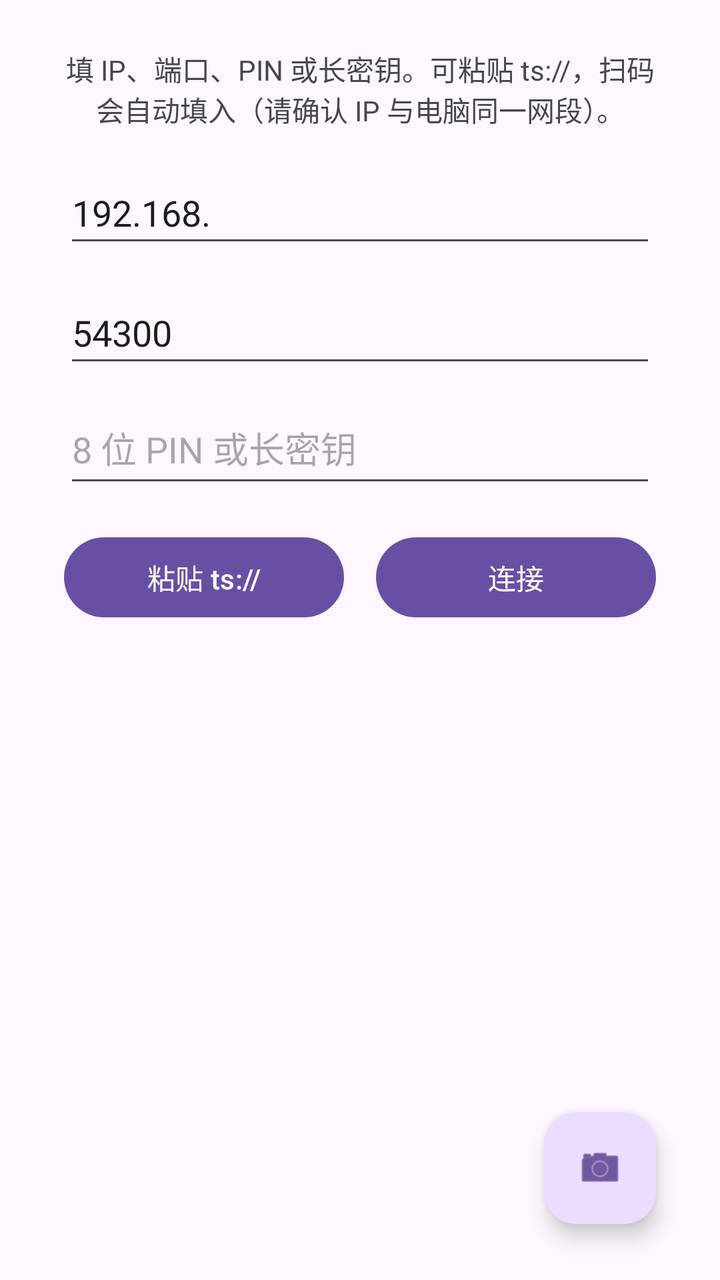
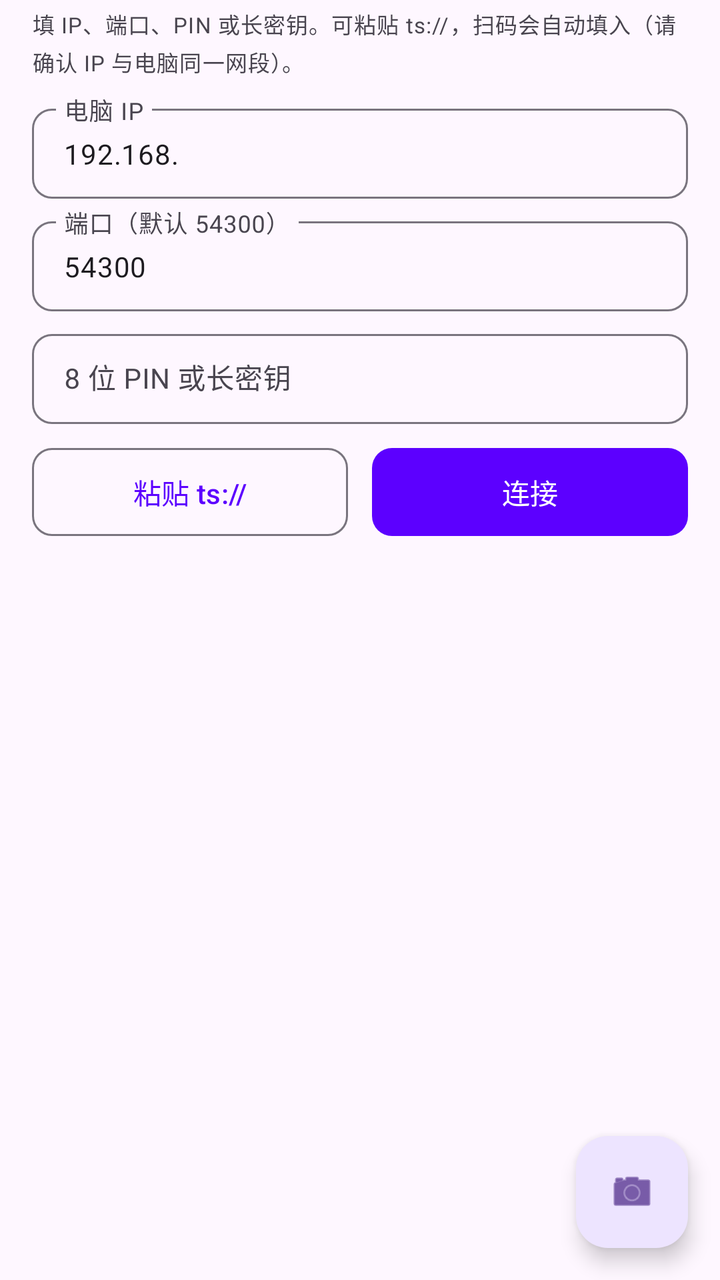

An Android layout rendered at two revisions. The XML below is the earlier revision; the diff shows what the commit changed to produce the second picture.
<!-- AndroidManifest.xml: application theme Theme.Textsend -->
<!-- res/layout/fragment_client.xml -->
<?xml version="1.0" encoding="utf-8"?>
<androidx.constraintlayout.widget.ConstraintLayout xmlns:android="http://schemas.android.com/apk/res/android"
    xmlns:app="http://schemas.android.com/apk/res-auto"
    xmlns:tools="http://schemas.android.com/tools"
    android:layout_width="match_parent"
    android:layout_height="match_parent"
    tools:context=".MainActivity">

    <ScrollView
        android:layout_width="0dp"
        android:layout_height="0dp"
        android:fillViewport="true"
        app:layout_constraintBottom_toTopOf="@id/fab"
        app:layout_constraintEnd_toEndOf="parent"
        app:layout_constraintStart_toStartOf="parent"
        app:layout_constraintTop_toTopOf="parent">

        <LinearLayout
            android:layout_width="match_parent"
            android:layout_height="wrap_content"
            android:gravity="center_horizontal"
            android:orientation="vertical"
            android:paddingStart="32dp"
            android:paddingTop="24dp"
            android:paddingEnd="32dp"
            android:paddingBottom="16dp">

            <TextView
                android:id="@+id/client_hint"
                android:layout_width="match_parent"
                android:layout_height="wrap_content"
                android:layout_marginBottom="16dp"
                android:text="@string/client_hint"
                android:textAlignment="center" />

            <EditText
                android:id="@+id/client_ip_address"
                android:layout_width="match_parent"
                android:layout_height="48dp"
                android:layout_marginBottom="12dp"
                android:autofillHints="no"
                android:digits="1234567890abcdefABCDEF:."
                android:hint="@string/client_ip_addr_hint"
                android:inputType="text"
                android:text="@string/client_ip_addr_prefix" />

            <EditText
                android:id="@+id/client_port"
                android:layout_width="match_parent"
                android:layout_height="48dp"
                android:layout_marginBottom="12dp"
                android:autofillHints="no"
                android:hint="@string/client_port_hint"
                android:inputType="number"
                android:text="@string/client_port_default" />

            <EditText
                android:id="@+id/client_pin"
                android:layout_width="match_parent"
                android:layout_height="wrap_content"
                android:layout_marginBottom="16dp"
                android:gravity="top|start"
                android:hint="@string/client_pin_hint"
                android:importantForAutofill="no"
                android:inputType="textMultiLine|textNoSuggestions"
                android:minHeight="48dp" />

            <LinearLayout
                android:layout_width="match_parent"
                android:layout_height="wrap_content"
                android:gravity="center"
                android:orientation="horizontal">

                <Button
                    android:id="@+id/button_paste"
                    android:layout_width="0dp"
                    android:layout_height="48dp"
                    android:layout_marginEnd="8dp"
                    android:layout_weight="1"
                    android:text="@string/client_paste_btn" />

                <Button
                    android:id="@+id/button_connect"
                    android:layout_width="0dp"
                    android:layout_height="48dp"
                    android:layout_marginStart="8dp"
                    android:layout_weight="1"
                    android:text="@string/client_connect_btn" />
            </LinearLayout>
        </LinearLayout>
    </ScrollView>

    <com.google.android.material.floatingactionbutton.FloatingActionButton
        android:id="@+id/fab"
        android:layout_width="wrap_content"
        android:layout_height="wrap_content"
        android:layout_marginEnd="32dp"
        android:layout_marginBottom="28dp"
        android:contentDescription="@string/content_description"
        app:layout_constraintBottom_toBottomOf="parent"
        app:layout_constraintEnd_toEndOf="parent"
        app:srcCompat="@android:drawable/ic_menu_camera" />

</androidx.constraintlayout.widget.ConstraintLayout>
<!-- resources referenced by this layout -->
<resources>
  <string name="client_connect_btn">连接</string>
  <string name="client_hint">填 IP、端口、PIN 或长密钥。可粘贴 ts://，扫码会自动填入（请确认 IP 与电脑同一网段）。</string>
  <string name="client_ip_addr_hint">电脑 IP</string>
  <string name="client_ip_addr_prefix">192.168.</string>
  <string name="client_paste_btn">粘贴 ts://</string>
  <string name="client_pin_hint">8 位 PIN 或长密钥</string>
  <string name="client_port_default">54300</string>
  <string name="client_port_hint">端口（默认 54300）</string>
  <string name="content_description">扫描二维码</string>
  <style name="Theme.Textsend" parent="Base.Theme.Textsend" />
  <style name="Base.Theme.Textsend" parent="Theme.Material3.DayNight.NoActionBar">
          
          
      </style>
</resources>

<!-- the commit's change to res/layout/fragment_client.xml (unified diff, before → after) -->
@@ -4,13 +4,16 @@
     xmlns:tools="http://schemas.android.com/tools"
     android:layout_width="match_parent"
     android:layout_height="match_parent"
+    android:background="?android:attr/colorBackground"
     tools:context=".MainActivity">
 
     <ScrollView
         android:layout_width="0dp"
         android:layout_height="0dp"
+        android:clipToPadding="false"
         android:fillViewport="true"
-        app:layout_constraintBottom_toTopOf="@id/fab"
+        android:paddingBottom="72dp"
+        app:layout_constraintBottom_toBottomOf="parent"
         app:layout_constraintEnd_toEndOf="parent"
         app:layout_constraintStart_toStartOf="parent"
         app:layout_constraintTop_toTopOf="parent">
@@ -18,72 +21,105 @@
         <LinearLayout
             android:layout_width="match_parent"
             android:layout_height="wrap_content"
-            android:gravity="center_horizontal"
             android:orientation="vertical"
-            android:paddingStart="32dp"
-            android:paddingTop="24dp"
-            android:paddingEnd="32dp"
+            android:paddingStart="@dimen/ts_page_pad"
+            android:paddingTop="4dp"
+            android:paddingEnd="@dimen/ts_page_pad"
             android:paddingBottom="16dp">
 
             <TextView
                 android:id="@+id/client_hint"
                 android:layout_width="match_parent"
                 android:layout_height="wrap_content"
-                android:layout_marginBottom="16dp"
+                android:layout_marginBottom="10dp"
                 android:text="@string/client_hint"
-                android:textAlignment="center" />
+                android:textAppearance="@style/TextAppearance.Textsend.Hint" />
 
-            <EditText
-                android:id="@+id/client_ip_address"
-                android:layout_width="match_parent"
-                android:layout_height="48dp"
-                android:layout_marginBottom="12dp"
-                android:autofillHints="no"
-                android:digits="1234567890abcdefABCDEF:."
-                android:hint="@string/client_ip_addr_hint"
-                android:inputType="text"
-                android:text="@string/client_ip_addr_prefix" />
-
-            <EditText
-                android:id="@+id/client_port"
-                android:layout_width="match_parent"
-                android:layout_height="48dp"
-                android:layout_marginBottom="12dp"
-                android:autofillHints="no"
-                android:hint="@string/client_port_hint"
-                android:inputType="number"
-                android:text="@string/client_port_default" />
-
-            <EditText
-                android:id="@+id/client_pin"
+            <com.google.android.material.textfield.TextInputLayout
+                style="@style/Widget.Material3.TextInputLayout.OutlinedBox.Dense"
                 android:layout_width="match_parent"
                 android:layout_height="wrap_content"
-                android:layout_marginBottom="16dp"
-                android:gravity="top|start"
+                android:layout_marginBottom="@dimen/ts_gap"
+                android:hint="@string/client_ip_addr_hint"
+                app:boxCornerRadiusBottomEnd="10dp"
+                app:boxCornerRadiusBottomStart="10dp"
+                app:boxCornerRadiusTopEnd="10dp"
+                app:boxCornerRadiusTopStart="10dp">
+
+                <com.google.android.material.textfield.TextInputEditText
+                    android:id="@+id/client_ip_address"
+                    android:layout_width="match_parent"
+                    android:layout_height="wrap_content"
+                    android:autofillHints="no"
+                    android:digits="1234567890abcdefABCDEF:."
+                    android:inputType="text"
+                    android:text="@string/client_ip_addr_prefix"
+                    android:textAppearance="?attr/textAppearanceBodyMedium" />
+            </com.google.android.material.textfield.TextInputLayout>
+
+            <com.google.android.material.textfield.TextInputLayout
+                style="@style/Widget.Material3.TextInputLayout.OutlinedBox.Dense"
+                android:layout_width="match_parent"
+                android:layout_height="wrap_content"
+                android:layout_marginBottom="@dimen/ts_gap"
+                android:hint="@string/client_port_hint"
+                app:boxCornerRadiusBottomEnd="10dp"
+                app:boxCornerRadiusBottomStart="10dp"
+                app:boxCornerRadiusTopEnd="10dp"
+                app:boxCornerRadiusTopStart="10dp">
+
+                <com.google.android.material.textfield.TextInputEditText
+                    android:id="@+id/client_port"
+                    android:layout_width="match_parent"
+                    android:layout_height="wrap_content"
+                    android:autofillHints="no"
+                    android:inputType="number"
+                    android:text="@string/client_port_default"
+                    android:textAppearance="?attr/textAppearanceBodyMedium" />
+            </com.google.android.material.textfield.TextInputLayout>
+
+            <com.google.android.material.textfield.TextInputLayout
+                style="@style/Widget.Material3.TextInputLayout.OutlinedBox.Dense"
+                android:layout_width="match_parent"
+                android:layout_height="wrap_content"
+                android:layout_marginBottom="12dp"
                 android:hint="@string/client_pin_hint"
-                android:importantForAutofill="no"
-                android:inputType="textMultiLine|textNoSuggestions"
-                android:minHeight="48dp" />
+                app:boxCornerRadiusBottomEnd="10dp"
+                app:boxCornerRadiusBottomStart="10dp"
+                app:boxCornerRadiusTopEnd="10dp"
+                app:boxCornerRadiusTopStart="10dp">
+
+                <com.google.android.material.textfield.TextInputEditText
+                    android:id="@+id/client_pin"
+                    android:layout_width="match_parent"
+                    android:layout_height="wrap_content"
+                    android:gravity="center_vertical|start"
+                    android:importantForAutofill="no"
+                    android:inputType="textNoSuggestions"
+                    android:maxLines="1"
+                    android:textAppearance="?attr/textAppearanceBodyMedium" />
+            </com.google.android.material.textfield.TextInputLayout>
 
             <LinearLayout
                 android:layout_width="match_parent"
                 android:layout_height="wrap_content"
-                android:gravity="center"
                 android:orientation="horizontal">
 
-                <Button
+                <com.google.android.material.button.MaterialButton
                     android:id="@+id/button_paste"
+                    style="@style/Widget.Textsend.Button.Outlined"
                     android:layout_width="0dp"
-                    android:layout_height="48dp"
-                    android:layout_marginEnd="8dp"
+                    android:layout_height="@dimen/ts_btn"
+                    android:layout_marginEnd="6dp"
                     android:layout_weight="1"
                     android:text="@string/client_paste_btn" />
 
-                <Button
+                <com.google.android.material.button.MaterialButton
                     android:id="@+id/button_connect"
+                    style="@style/Widget.Textsend.Button"
                     android:layout_width="0dp"
-                    android:layout_height="48dp"
-                    android:layout_marginStart="8dp"
+                    android:layout_height="@dimen/ts_btn"
+                    android:layout_marginStart="6dp"
                     android:layout_weight="1"
                     android:text="@string/client_connect_btn" />
             </LinearLayout>
@@ -94,8 +130,8 @@
         android:id="@+id/fab"
         android:layout_width="wrap_content"
         android:layout_height="wrap_content"
-        android:layout_marginEnd="32dp"
-        android:layout_marginBottom="28dp"
+        android:layout_marginEnd="16dp"
+        android:layout_marginBottom="16dp"
         android:contentDescription="@string/content_description"
         app:layout_constraintBottom_toBottomOf="parent"
         app:layout_constraintEnd_toEndOf="parent"
<!-- resource entries referenced after the edit -->
@@ -1,5 +1,8 @@
 <!-- resources referenced by this layout -->
 <resources>
+  <dimen name="ts_btn">44dp</dimen>
+  <dimen name="ts_gap">6dp</dimen>
+  <dimen name="ts_page_pad">16dp</dimen>
   <string name="client_connect_btn">连接</string>
   <string name="client_hint">填 IP、端口、PIN 或长密钥。可粘贴 ts://，扫码会自动填入（请确认 IP 与电脑同一网段）。</string>
   <string name="client_ip_addr_hint">电脑 IP</string>
@@ -9,10 +12,35 @@
   <string name="client_port_default">54300</string>
   <string name="client_port_hint">端口（默认 54300）</string>
   <string name="content_description">扫描二维码</string>
+  <style name="TextAppearance.Textsend.Hint" parent="TextAppearance.Material3.BodySmall">
+          <item name="android:textSize">11sp</item>
+          <item name="android:lineSpacingMultiplier">1.15</item>
+          <item name="android:textColor">?android:attr/textColorSecondary</item>
+      </style>
+  <style name="Widget.Textsend.Button" parent="Widget.Material3.Button">
+          <item name="android:insetTop">0dp</item>
+          <item name="android:insetBottom">0dp</item>
+          <item name="android:minHeight">@dimen/ts_btn</item>
+          <item name="android:minWidth">0dp</item>
+          <item name="cornerRadius">10dp</item>
+      </style>
+  <style name="Widget.Textsend.Button.Outlined" parent="Widget.Material3.Button.OutlinedButton">
+          <item name="android:insetTop">0dp</item>
+          <item name="android:insetBottom">0dp</item>
+          <item name="android:minHeight">@dimen/ts_btn</item>
+          <item name="android:minWidth">0dp</item>
+          <item name="cornerRadius">10dp</item>
+      </style>
   <style name="Theme.Textsend" parent="Base.Theme.Textsend" />
   <style name="Base.Theme.Textsend" parent="Theme.Material3.DayNight.NoActionBar">
-          
-          
+          <item name="colorPrimary">#5C00FF</item>
+          <item name="colorOnPrimary">#FFFFFF</item>
+          <item name="colorPrimaryContainer">#EDE4FF</item>
+          <item name="colorOnPrimaryContainer">#2A006E</item>
+          <item name="colorSurfaceContainer">#F3EEFF</item>
+          <item name="android:statusBarColor">@android:color/transparent</item>
+          <item name="android:navigationBarColor">@android:color/transparent</item>
+          <item name="tsFieldStroke">#C4B0FF</item>
       </style>
 </resources>
 
